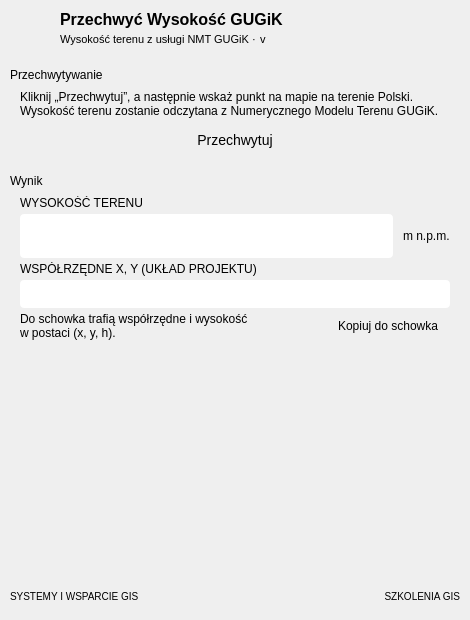
Old version of the form ui/przechwyc_wysokosc_dockwidget_base.ui in the repository envirosolutionspl/nmt_gugik.
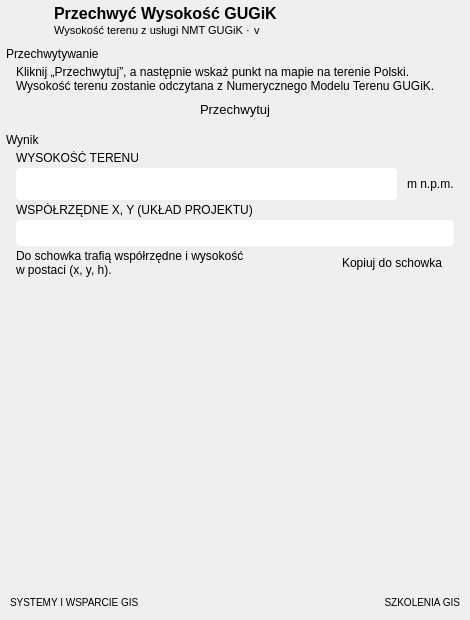
New version of the form. Icons and pictures are not drawn.

Commit message: Poprawki wyglądu

Patch:
```diff
--- a/ui/przechwyc_wysokosc_dockwidget_base.ui
+++ b/ui/przechwyc_wysokosc_dockwidget_base.ui
@@ -27,18 +27,18 @@
 QLabel#label_5 { background: transparent; padding: 0px; }
 
 QFrame#card_capture, QFrame#card_result { border-radius: 6px; }
-QLabel[role="card-title"] { font-size: 14px; font-weight: 700; padding: 7px 10px; border-top-left-radius: 5px; border-top-right-radius: 5px; }
+QLabel[role="card-title"] { font-size: 13px; font-weight: 700; padding: 2px 10px; border-top-left-radius: 5px; border-top-right-radius: 5px; }
 QLabel[role="hint"] { font-size: 10px; }
 QLabel[role="caption"] { font-size: 10px; }
 QLabel[role="unit"] { font-weight: 700; }
 
 QLineEdit { border-radius: 4px; padding: 0px 6px; }
-QLineEdit#heightEdit { font-size: 24px; font-weight: 700; padding: 0px 8px; }
+QLineEdit#heightEdit { font-size: 18px; font-weight: 700; padding: 0px 8px; }
 QLineEdit#coordsEdit { font-family: Consolas; font-size: 12px; }
 
-QPushButton { border-radius: 4px; padding: 5px 12px; min-height: 18px; }
-QPushButton[role="primary"] { font-weight: 700; padding: 7px 10px; border: none; }
-QPushButton#captureButton { font-size: 14px; }
+QPushButton { border-radius: 4px; padding: 4px 12px; min-height: 16px; }
+QPushButton[role="primary"] { font-weight: 700; padding: 4px 10px; border: none; }
+QPushButton#captureButton { font-size: 13px; }
 
 QPushButton:focus, QToolButton:focus { outline: none; }
 
@@ -148,26 +148,26 @@
         <number>12</number>
        </property>
        <property name="topMargin">
-        <number>10</number>
+        <number>4</number>
        </property>
        <property name="rightMargin">
         <number>8</number>
        </property>
        <property name="bottomMargin">
-        <number>10</number>
+        <number>4</number>
        </property>
        <item>
         <widget class="QLabel" name="label_4">
          <property name="minimumSize">
           <size>
-           <width>38</width>
-           <height>38</height>
+           <width>32</width>
+           <height>32</height>
           </size>
          </property>
          <property name="maximumSize">
           <size>
-           <width>38</width>
-           <height>38</height>
+           <width>32</width>
+           <height>32</height>
           </size>
          </property>
          <property name="text">
@@ -292,19 +292,19 @@
       <widget class="QWidget" name="content_widget">
        <layout class="QVBoxLayout" name="verticalLayout_content">
         <property name="spacing">
-         <number>10</number>
+         <number>6</number>
         </property>
         <property name="leftMargin">
-         <number>10</number>
+         <number>6</number>
         </property>
         <property name="topMargin">
-         <number>10</number>
+         <number>6</number>
         </property>
         <property name="rightMargin">
-         <number>10</number>
+         <number>6</number>
         </property>
         <property name="bottomMargin">
-         <number>10</number>
+         <number>6</number>
         </property>
         <item>
          <widget class="QFrame" name="card_capture">
@@ -340,19 +340,19 @@
            <item>
             <layout class="QVBoxLayout" name="verticalLayout_card_capture_body">
              <property name="spacing">
-              <number>8</number>
+              <number>4</number>
              </property>
              <property name="leftMargin">
               <number>10</number>
              </property>
              <property name="topMargin">
-              <number>8</number>
+              <number>4</number>
              </property>
              <property name="rightMargin">
               <number>10</number>
              </property>
              <property name="bottomMargin">
-              <number>10</number>
+              <number>6</number>
              </property>
              <item>
               <widget class="QLabel" name="lbl_capture_hint">
@@ -423,19 +423,19 @@
            <item>
             <layout class="QVBoxLayout" name="verticalLayout_card_result_body">
              <property name="spacing">
-              <number>4</number>
+              <number>3</number>
              </property>
              <property name="leftMargin">
               <number>10</number>
              </property>
              <property name="topMargin">
-              <number>8</number>
+              <number>4</number>
              </property>
              <property name="rightMargin">
               <number>10</number>
              </property>
              <property name="bottomMargin">
-              <number>10</number>
+              <number>6</number>
              </property>
              <item>
               <widget class="QLabel" name="lbl_height_caption">
@@ -457,7 +457,7 @@
                  <property name="minimumSize">
                   <size>
                    <width>0</width>
-                   <height>44</height>
+                   <height>32</height>
                   </size>
                  </property>
                  <property name="alignment">
@@ -495,7 +495,7 @@
                <property name="minimumSize">
                 <size>
                  <width>0</width>
-                 <height>28</height>
+                 <height>26</height>
                 </size>
                </property>
                <property name="alignment">
@@ -575,13 +575,13 @@
         <number>10</number>
        </property>
        <property name="topMargin">
-        <number>6</number>
+        <number>4</number>
        </property>
        <property name="rightMargin">
         <number>10</number>
        </property>
        <property name="bottomMargin">
-        <number>6</number>
+        <number>4</number>
        </property>
        <item>
         <widget class="QLabel" name="lbl_email">
@@ -616,14 +616,14 @@
         <widget class="QLabel" name="label_5">
          <property name="minimumSize">
           <size>
-           <width>156</width>
-           <height>34</height>
+           <width>120</width>
+           <height>26</height>
           </size>
          </property>
          <property name="maximumSize">
           <size>
-           <width>156</width>
-           <height>34</height>
+           <width>120</width>
+           <height>26</height>
           </size>
          </property>
          <property name="text">
```
The commit also changes 1 other file.
